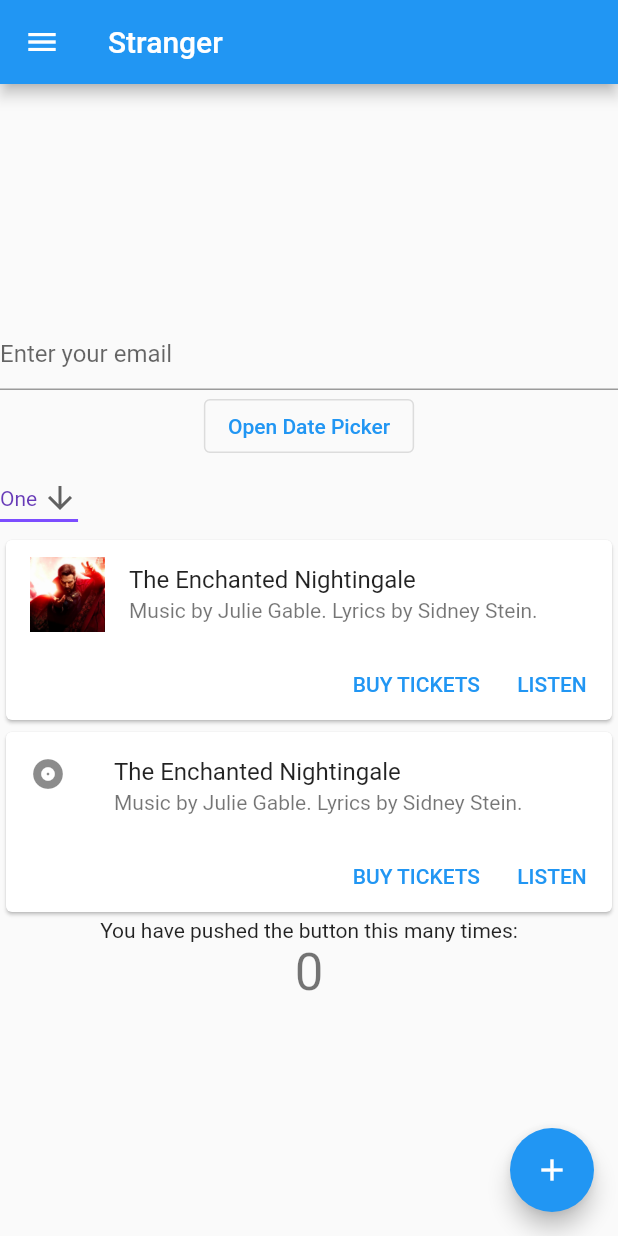
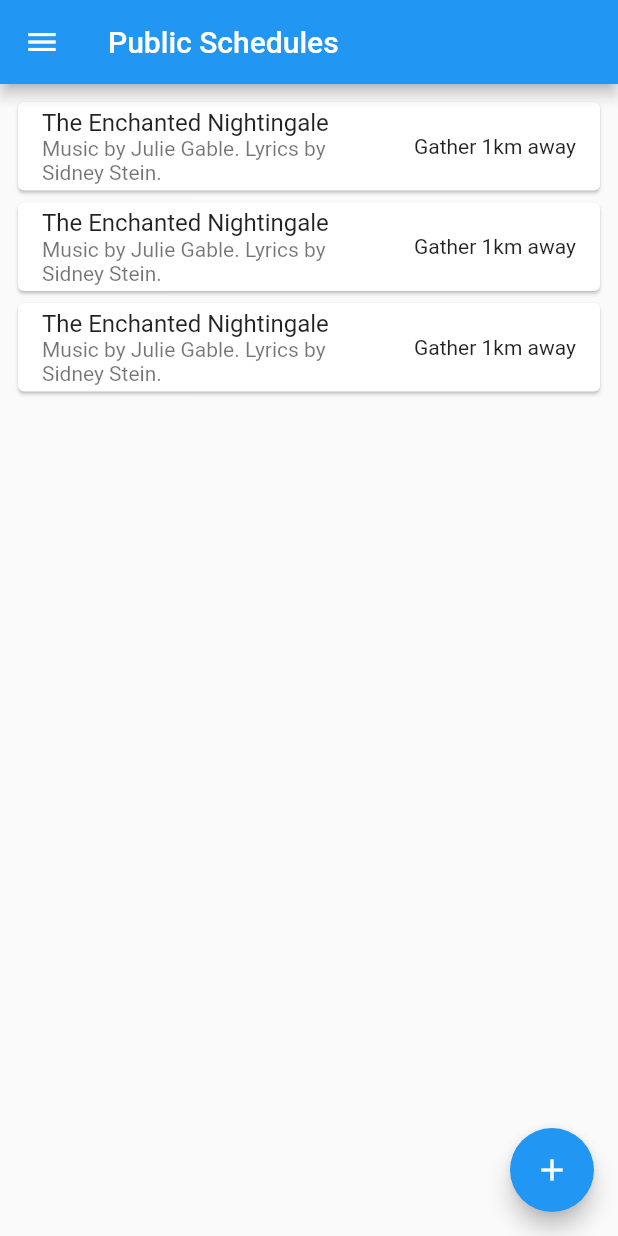
Before and after one commit to Zufiqqar/Grab_HackForGood, a Flutter app: the screen it shows after launch, on a phone screen of 412 x 824 dp. Run offline on Flutter 3.47's test engine with Material 2 defaults, Android fonts, the phone set to English and light mode, and no system bars.

Commit message:
small Update

```diff
--- a/stranger/lib/account_settings_page.dart
+++ b/stranger/lib/account_settings_page.dart
@@ -3,7 +3,7 @@ import 'package:flutter/material.dart';
 //Component Test
 import './input_component/textfield_form_component.dart';
 import './input_component/calendar_form_component.dart';
-import './generic_component.dart/notification_component.dart';
+import 'generic_component.dart/notification_card_component.dart';
 import './input_component/form_parent_component.dart';
 import './input_component/dropdownfield_form_component.dart';
 import './generic_component.dart/user_component.dart';
--- a/stranger/lib/generic_component.dart/notification_component.dart
+++ b/stranger/lib/generic_component.dart/notification_card_component.dart
@@ -2,6 +2,7 @@ import 'package:flutter/material.dart';
 
 class NotificationCard extends StatelessWidget {
   const NotificationCard({Key? key}) : super(key: key);
+
   @override
   Widget build(BuildContext context) {
     return Center(
--- /dev/null
+++ b/stranger/lib/generic_component.dart/schedule_card_component.dart
@@ -0,0 +1,24 @@
+import 'package:flutter/material.dart';
+
+class ScheduleCard extends StatelessWidget {
+  const ScheduleCard({Key? key}) : super(key: key);
+
+  @override
+  Widget build(BuildContext context) {
+    return Center(
+      child: Card(
+        child: Column(
+          mainAxisSize: MainAxisSize.min,
+          children: const <Widget>[
+            ListTile(
+              //leading: Icon(Icons.album),
+              title: Text('The Enchanted Nightingale'),
+              subtitle: Text('Music by Julie Gable. Lyrics by Sidney Stein.'),
+              trailing: Text('Gather 1km away'),
+            ),
+          ],
+        ),
+      ),
+    );
+  }
+}
--- a/stranger/lib/input_component/dropdownfield_form_component.dart
+++ b/stranger/lib/input_component/dropdownfield_form_component.dart
@@ -12,15 +12,11 @@ class _MyDropdownFieldForm extends State<DropdownFieldForm> {
 
   @override
   Widget build(BuildContext context) {
-    return DropdownButton<String>(
+    return DropdownButtonFormField(
       value: dropdownValue,
       icon: const Icon(Icons.arrow_downward),
       elevation: 16,
       style: const TextStyle(color: Colors.deepPurple),
-      underline: Container(
-        height: 2,
-        color: Colors.deepPurpleAccent,
-      ),
       onChanged: (String? newValue) {
         setState(() {
           dropdownValue = newValue!;
@@ -34,5 +30,27 @@ class _MyDropdownFieldForm extends State<DropdownFieldForm> {
         );
       }).toList(),
     );
+    // return DropdownButton<String>(
+    //   value: dropdownValue,
+    //   icon: const Icon(Icons.arrow_downward),
+    //   elevation: 16,
+    //   style: const TextStyle(color: Colors.deepPurple),
+    //   underline: Container(
+    //     height: 2,
+    //     color: Colors.deepPurpleAccent,
+    //   ),
+    //   onChanged: (String? newValue) {
+    //     setState(() {
+    //       dropdownValue = newValue!;
+    //     });
+    //   },
+    //   items: <String>['One', 'Two', 'Free', 'Four']
+    //       .map<DropdownMenuItem<String>>((String value) {
+    //     return DropdownMenuItem<String>(
+    //       value: value,
+    //       child: Text(value),
+    //     );
+    //   }).toList(),
+    // );
   }
 }
--- a/stranger/lib/input_component/textfield_form_component.dart
+++ b/stranger/lib/input_component/textfield_form_component.dart
@@ -1,18 +1,22 @@
 import 'package:flutter/material.dart';
 
 class TextFieldForm extends StatefulWidget {
-  const TextFieldForm({Key? key}) : super(key: key);
+  final String labelText;
+  const TextFieldForm({Key? key, required this.labelText}) : super(key: key);
 
   @override
   State<TextFieldForm> createState() => _TextFieldFormState();
 }
 
 class _TextFieldFormState extends State<TextFieldForm> {
+  String? get labelText => widget.labelText;
+
   @override
   Widget build(BuildContext context) {
     return TextFormField(
-      decoration: const InputDecoration(
+      decoration: InputDecoration(
         hintText: 'Enter your email',
+        labelText: labelText,
       ),
       validator: (String? value) {
         if (value == null || value.isEmpty) {
--- a/stranger/lib/public_schedules_page.dart
+++ b/stranger/lib/public_schedules_page.dart
@@ -1,12 +1,7 @@
 import 'package:flutter/material.dart';
 
 //Component Test
-import './input_component/textfield_form_component.dart';
-import './input_component/calendar_form_component.dart';
-import './generic_component.dart/notification_component.dart';
-import './input_component/form_parent_component.dart';
-import './input_component/dropdownfield_form_component.dart';
-import './generic_component.dart/user_component.dart';
+import 'generic_component.dart/schedule_card_component.dart';
 
 import './navigation_drawer.dart';
 
@@ -32,43 +27,18 @@ class _PublicSchedulesPageState extends State<PublicSchedulesPage> {
       appBar: AppBar(
         // Here we take the value from the MyHomePage object that was created by
         // the App.build method, and use it to set our appbar title.
-        title: const Text("Stranger"),
+        title: const Text("Public Schedules"),
       ),
       drawer: const NavigationDrawer(),
       body: Center(
         // Center is a layout widget. It takes a single child and positions it
         // in the middle of the parent.
-        child: Column(
-          // Column is also a layout widget. It takes a list of children and
-          // arranges them vertically. By default, it sizes itself to fit its
-          // children horizontally, and tries to be as tall as its parent.
-          //
-          // Invoke "debug painting" (press "p" in the console, choose the
-          // "Toggle Debug Paint" action from the Flutter Inspector in Android
-          // Studio, or the "Toggle Debug Paint" command in Visual Studio Code)
-          // to see the wireframe for each widget.
-          //
-          // Column has various properties to control how it sizes itself and
-          // how it positions its children. Here we use mainAxisAlignment to
-          // center the children vertically; the main axis here is the vertical
-          // axis because Columns are vertical (the cross axis would be
-          // horizontal).
-          mainAxisAlignment: MainAxisAlignment.center,
-          children: <Widget>[
-            const FormParent(children: [
-              TextFieldForm(),
-              CalendarForm(restorationId: 'main'),
-              DropdownFieldForm()
-            ]),
-            const UserCard(),
-            const NotificationCard(),
-            const Text(
-              'You have pushed the button this many times:',
-            ),
-            Text(
-              '$_counter',
-              style: Theme.of(context).textTheme.headline4,
-            ),
+        child: ListView(
+          padding: const EdgeInsets.all(8),
+          children: const <Widget>[
+            ScheduleCard(),
+            ScheduleCard(),
+            ScheduleCard(),
           ],
         ),
       ),
--- a/stranger/lib/test_page.dart
+++ b/stranger/lib/test_page.dart
@@ -3,7 +3,7 @@ import 'package:flutter/material.dart';
 //Component Test
 import './input_component/textfield_form_component.dart';
 import './input_component/calendar_form_component.dart';
-import './generic_component.dart/notification_component.dart';
+import 'generic_component.dart/notification_card_component.dart';
 import './input_component/form_parent_component.dart';
 import './input_component/dropdownfield_form_component.dart';
 import './generic_component.dart/user_component.dart';
```
Also changed, not shown: stranger/lib/create_schedule_page.dart (+17 -57 lines), stranger/lib/my_notifications_page.dart (+13 -21 lines).
